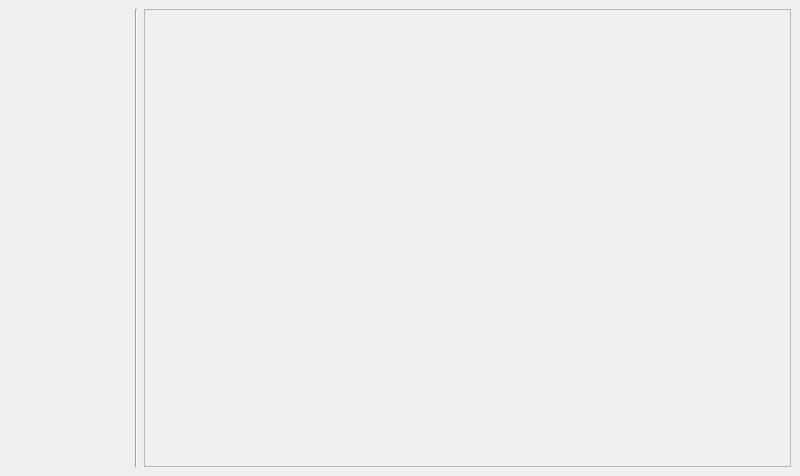
The window that ui/import_interlab4.ui (jkall/qgis-midvatten-plugin) describes before a commit, drawn with Qt 5.
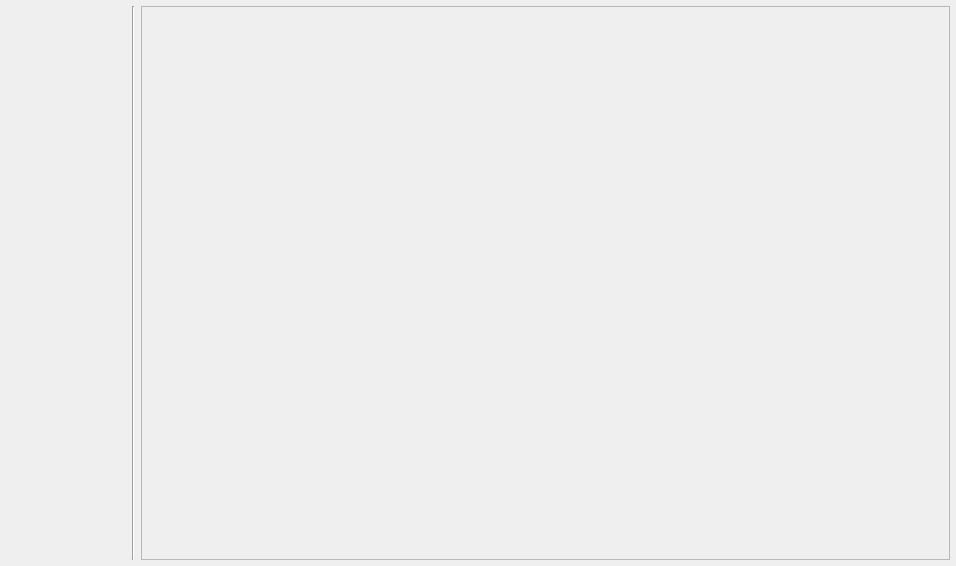
The same window after the commit.

Commit message: Fixes some gui margins issues.

```diff
--- a/ui/import_interlab4.ui
+++ b/ui/import_interlab4.ui
@@ -6,8 +6,8 @@
    <rect>
     <x>0</x>
     <y>0</y>
-    <width>800</width>
-    <height>476</height>
+    <width>956</width>
+    <height>566</height>
    </rect>
   </property>
   <property name="windowTitle">
@@ -15,6 +15,18 @@
   </property>
   <widget class="QWidget" name="centralwidget">
    <layout class="QGridLayout" name="gridLayout_main">
+    <property name="leftMargin">
+     <number>6</number>
+    </property>
+    <property name="topMargin">
+     <number>6</number>
+    </property>
+    <property name="rightMargin">
+     <number>6</number>
+    </property>
+    <property name="bottomMargin">
+     <number>6</number>
+    </property>
     <item row="0" column="0" rowspan="3">
      <widget class="QWidget" name="widget" native="true">
       <property name="sizePolicy">
@@ -29,7 +41,20 @@
         <height>0</height>
        </size>
       </property>
-      <layout class="QGridLayout" name="gridLayout_buttons"/>
+      <layout class="QGridLayout" name="gridLayout_buttons">
+       <property name="leftMargin">
+        <number>3</number>
+       </property>
+       <property name="topMargin">
+        <number>3</number>
+       </property>
+       <property name="rightMargin">
+        <number>3</number>
+       </property>
+       <property name="bottomMargin">
+        <number>3</number>
+       </property>
+      </layout>
      </widget>
     </item>
     <item row="0" column="1" rowspan="3">
@@ -79,8 +104,8 @@
         <rect>
          <x>0</x>
          <y>0</y>
-         <width>643</width>
-         <height>454</height>
+         <width>799</width>
+         <height>550</height>
         </rect>
        </property>
        <property name="sizePolicy">
@@ -99,9 +124,18 @@
         <property name="sizeConstraint">
          <enum>QLayout::SetMinimumSize</enum>
         </property>
+        <property name="leftMargin">
+         <number>6</number>
+        </property>
         <property name="topMargin">
          <number>9</number>
         </property>
+        <property name="rightMargin">
+         <number>6</number>
+        </property>
+        <property name="bottomMargin">
+         <number>6</number>
+        </property>
        </layout>
       </widget>
      </widget>
```
The commit also changes 15 other files.
